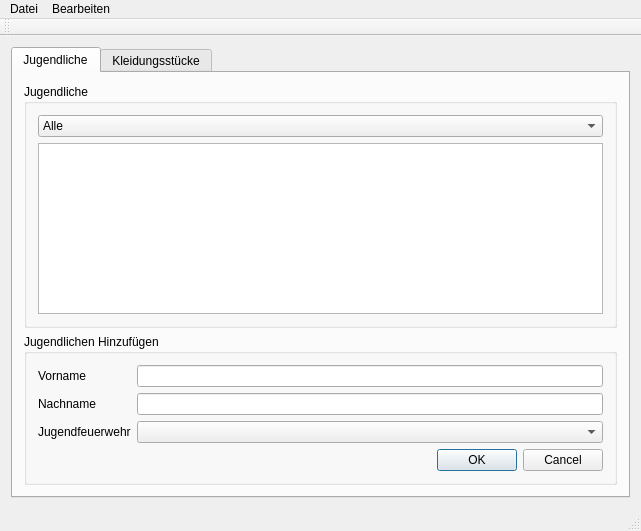
soekkle/Kleiderkammer, file mainwindow.ui: the form before one commit.
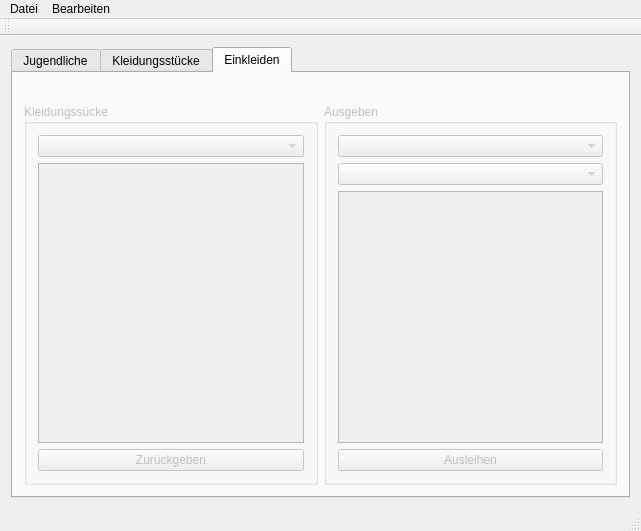
The form after the commit. The open tabs and pages were chosen to show the change.

Commit message: Ausleihen von Kleidungsstücken hinzugefügt.

The edit to the form file:
```diff
--- a/mainwindow.ui
+++ b/mainwindow.ui
@@ -20,11 +20,8 @@
    <layout class="QGridLayout" name="gridLayout">
     <item row="0" column="0">
      <widget class="QTabWidget" name="tabWidget">
-      <property name="tabPosition">
-       <enum>QTabWidget::North</enum>
-      </property>
-      <property name="tabShape">
-       <enum>QTabWidget::Rounded</enum>
+      <property name="enabled">
+       <bool>true</bool>
       </property>
       <property name="currentIndex">
        <number>0</number>
@@ -196,6 +193,66 @@
         </item>
        </layout>
       </widget>
+      <widget class="QWidget" name="tab_einKleiden">
+       <property name="enabled">
+        <bool>false</bool>
+       </property>
+       <attribute name="title">
+        <string>Einkleiden</string>
+       </attribute>
+       <layout class="QGridLayout" name="gridLayout_2">
+        <item row="0" column="0">
+         <widget class="QLabel" name="label_Name"/>
+        </item>
+        <item row="1" column="0">
+         <widget class="QGroupBox" name="groupBox_5">
+          <property name="title">
+           <string>Kleidungssücke</string>
+          </property>
+          <layout class="QVBoxLayout" name="verticalLayout_6">
+           <item>
+            <widget class="QComboBox" name="comboBox_eigenFilter"/>
+           </item>
+           <item>
+            <widget class="QTableView" name="tableView_KleiPerson"/>
+           </item>
+           <item>
+            <widget class="QPushButton" name="pushButton_zuruck">
+             <property name="text">
+              <string>Zurückgeben</string>
+             </property>
+            </widget>
+           </item>
+          </layout>
+         </widget>
+        </item>
+        <item row="1" column="1">
+         <widget class="QGroupBox" name="groupBox_6">
+          <property name="title">
+           <string>Ausgeben</string>
+          </property>
+          <layout class="QVBoxLayout" name="verticalLayout_5">
+           <item>
+            <widget class="QComboBox" name="comboBox_AusTypFilter"/>
+           </item>
+           <item>
+            <widget class="QComboBox" name="comboBox_AusGroFilter"/>
+           </item>
+           <item>
+            <widget class="QTableView" name="table_Kleileihen"/>
+           </item>
+           <item>
+            <widget class="QPushButton" name="pushButton_leihen">
+             <property name="text">
+              <string>Ausleihen</string>
+             </property>
+            </widget>
+           </item>
+          </layout>
+         </widget>
+        </item>
+       </layout>
+      </widget>
      </widget>
     </item>
    </layout>
```
Left out of the diff: 15 changed lines with no effect on the pictures. The commit also changes 3 other files.
